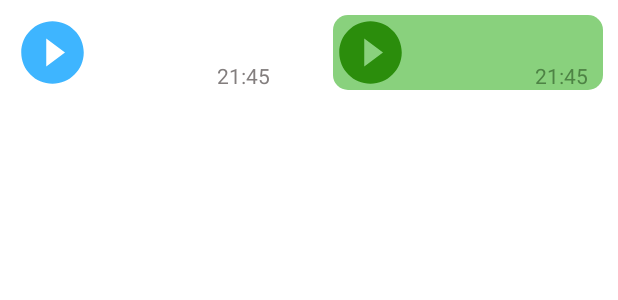
After one commit to Arab1997/TelegramClone, an Android app: the layout message_item_voice.xml on its own in the app's theme, with its tools: preview values and no code run, on a phone screen of 412 x 824 dp. The commit adds this screen. Shown: the top 300 px of the screen. Run offline under Robolectric (Android 15) with nearby library versions, the phone set to English and light mode, and no system bars.

Commit message:
lesson 52 show action is audio voice (play and stop)

```diff
--- a/app/src/main/java/myway/telegram/ui/fragments/message_recycler_view/view_holders/AppHolderFactory.kt
+++ b/app/src/main/java/myway/telegram/ui/fragments/message_recycler_view/view_holders/AppHolderFactory.kt
@@ -17,6 +17,11 @@ return when(viewType){
             .inflate(R.layout.message_item_image, parent, false)
         HolderImageMessage(view)
     }
+    MessageView.MESSAGE_VOICE -> {
+        val view = LayoutInflater.from(parent.context)
+            .inflate(R.layout.message_item_voice, parent, false)
+        HolderVoiceMessage(view)
+    }
     else ->{
         val view = LayoutInflater.from(parent.context)
             .inflate(R.layout.message_item_text, parent, false)
--- a/app/src/main/java/myway/telegram/ui/fragments/message_recycler_view/views/MessageView.kt
+++ b/app/src/main/java/myway/telegram/ui/fragments/message_recycler_view/views/MessageView.kt
@@ -12,6 +12,8 @@ interface MessageView {
         get() = 0
         val MESSAGE_TEXT:Int
         get() = 1
+        val MESSAGE_VOICE: Int
+            get() = 2
     }
 
     fun getTypeView():Int
--- /dev/null
+++ b/app/src/main/res/drawable/ic_play_blue.xml
@@ -0,0 +1,5 @@
+<vector android:height="24dp" android:tint="#3EB5FF"
+    android:viewportHeight="24" android:viewportWidth="24"
+    android:width="24dp" xmlns:android="http://schemas.android.com/apk/res/android">
+    <path android:fillColor="@android:color/white" android:pathData="M12,2C6.48,2 2,6.48 2,12s4.48,10 10,10 10,-4.48 10,-10S17.52,2 12,2zM10,16.5v-9l6,4.5 -6,4.5z"/>
+</vector>
--- /dev/null
+++ b/app/src/main/res/drawable/ic_play_green.xml
@@ -0,0 +1,5 @@
+<vector android:height="24dp" android:tint="#2B8D0C"
+    android:viewportHeight="24" android:viewportWidth="24"
+    android:width="24dp" xmlns:android="http://schemas.android.com/apk/res/android">
+    <path android:fillColor="@android:color/white" android:pathData="M12,2C6.48,2 2,6.48 2,12s4.48,10 10,10 10,-4.48 10,-10S17.52,2 12,2zM10,16.5v-9l6,4.5 -6,4.5z"/>
+</vector>
--- /dev/null
+++ b/app/src/main/res/drawable/ic_stop_blue.xml
@@ -0,0 +1,5 @@
+<vector android:height="24dp" android:tint="#3EB5FF"
+    android:viewportHeight="24" android:viewportWidth="24"
+    android:width="24dp" xmlns:android="http://schemas.android.com/apk/res/android">
+    <path android:fillColor="@android:color/white" android:pathData="M6,6h12v12H6z"/>
+</vector>
--- /dev/null
+++ b/app/src/main/res/drawable/ic_stop_green.xml
@@ -0,0 +1,5 @@
+<vector android:height="24dp" android:tint="#2B8D0C"
+    android:viewportHeight="24" android:viewportWidth="24"
+    android:width="24dp" xmlns:android="http://schemas.android.com/apk/res/android">
+    <path android:fillColor="@android:color/white" android:pathData="M6,6h12v12H6z"/>
+</vector>
--- /dev/null
+++ b/app/src/main/res/layout/message_item_voice.xml
@@ -0,0 +1,92 @@
+<?xml version="1.0" encoding="utf-8"?>
+<androidx.constraintlayout.widget.ConstraintLayout xmlns:android="http://schemas.android.com/apk/res/android"
+android:layout_width="match_parent"
+android:layout_height="wrap_content"
+android:layout_margin="@dimen/app_small_margin"
+xmlns:tools="http://schemas.android.com/tools"
+xmlns:app="http://schemas.android.com/apk/res-auto">
+
+    <androidx.constraintlayout.widget.ConstraintLayout
+        android:id="@+id/bloc_received_voice_message"
+        android:layout_width="@dimen/chat_voice_width"
+        android:layout_height="@dimen/chat_voice_height"
+        android:background="@drawable/bg_receiving_message"
+        app:layout_constraintBottom_toBottomOf="parent"
+        app:layout_constraintStart_toStartOf="parent"
+        app:layout_constraintTop_toTopOf="parent">
+
+        <ImageView
+            android:id="@+id/chat_received_btn_play"
+            android:layout_width="@dimen/btn_voice_width"
+            android:layout_height="@dimen/btn_voice_height"
+            android:src="@drawable/ic_play_blue"
+            app:layout_constraintBottom_toBottomOf="parent"
+            app:layout_constraintStart_toStartOf="parent"
+            app:layout_constraintTop_toTopOf="parent" />
+
+        <ImageView
+            android:id="@+id/chat_received_btn_stop"
+            android:layout_width="@dimen/btn_voice_width"
+            android:layout_height="@dimen/btn_voice_height"
+            android:src="@drawable/ic_stop_blue"
+            android:visibility="gone"
+            app:layout_constraintBottom_toBottomOf="parent"
+            app:layout_constraintStart_toStartOf="parent"
+            app:layout_constraintTop_toTopOf="parent" />
+
+        <TextView
+            android:id="@+id/chat_received_voice_message_time"
+            android:layout_width="match_parent"
+            android:layout_height="wrap_content"
+            android:layout_marginEnd="@dimen/app_small_margin"
+            android:gravity="end"
+            android:textColor="@color/colorGrey"
+            app:layout_constraintBottom_toBottomOf="parent"
+            app:layout_constraintEnd_toEndOf="parent"
+            tools:text="21:45" />
+    </androidx.constraintlayout.widget.ConstraintLayout>
+
+    <androidx.constraintlayout.widget.ConstraintLayout
+        android:id="@+id/bloc_user_voice_message"
+        android:layout_width="@dimen/chat_voice_width"
+        android:layout_height="@dimen/chat_voice_height"
+        android:background="@drawable/bg_user_message"
+        app:layout_constraintBottom_toBottomOf="parent"
+        app:layout_constraintEnd_toEndOf="parent"
+        app:layout_constraintTop_toTopOf="parent">
+
+        <ImageView
+            android:id="@+id/chat_user_btn_play"
+            android:layout_width="@dimen/btn_voice_width"
+            android:layout_height="@dimen/btn_voice_height"
+            android:src="@drawable/ic_play_green"
+            app:layout_constraintBottom_toBottomOf="parent"
+            app:layout_constraintStart_toStartOf="parent"
+            app:layout_constraintTop_toTopOf="parent" />
+
+        <ImageView
+            android:id="@+id/chat_user_btn_stop"
+            android:layout_width="@dimen/btn_voice_width"
+            android:layout_height="@dimen/btn_voice_height"
+            android:src="@drawable/ic_stop_green"
+            android:visibility="gone"
+            app:layout_constraintBottom_toBottomOf="parent"
+            app:layout_constraintStart_toStartOf="parent"
+            app:layout_constraintTop_toTopOf="parent" />
+
+        <TextView
+            android:id="@+id/chat_user_voice_message_time"
+            android:layout_width="match_parent"
+            android:layout_height="wrap_content"
+            android:layout_marginEnd="@dimen/app_small_margin"
+            android:gravity="end"
+            android:textColor="@color/colorGreenDark"
+            app:layout_constraintBottom_toBottomOf="parent"
+            app:layout_constraintEnd_toEndOf="parent"
+            tools:text="21:45" />
+    </androidx.constraintlayout.widget.ConstraintLayout>
+
+
+
+
+</androidx.constraintlayout.widget.ConstraintLayout>
--- a/app/src/main/res/values/dimens.xml
+++ b/app/src/main/res/values/dimens.xml
@@ -28,16 +28,15 @@
 
     <!--Settings fragment-->
     <dimen name="settings_user_photo_height">55dp</dimen>
+
     <dimen name="settings_btn_change_photo_height">45dp</dimen>
     <dimen name="settings_user_photo_border">2dp</dimen>
+
     <dimen name="chat_image_width">180dp</dimen>
     <dimen name="chat_image_height">180dp</dimen>
-    <dimen name="chat_common_width">180dp</dimen>
-    <dimen name="chat_common_height">50dp</dimen>
-
-    <dimen name="chat_btn_width">50dp</dimen>
-    <dimen name="chat_btn_height">50dp</dimen>
-    <dimen name="bottom_sheet_height">70dp</dimen>
-    <dimen name="btn_bottom_sheet_width">50dp</dimen>
+    <dimen name="chat_voice_width">180dp</dimen>
+    <dimen name="chat_voice_height">50dp</dimen>
+    <dimen name="btn_voice_width">50dp</dimen>
+    <dimen name="btn_voice_height">50dp</dimen>
 
 </resources>
```
Also changed, not shown: app/src/main/java/myway/telegram/ui/fragments/message_recycler_view/view_holders/HolderImageMessage.kt (+22 -0 lines), app/src/main/java/myway/telegram/ui/fragments/message_recycler_view/view_holders/HolderTextMessage.kt (+24 -0 lines), app/src/main/java/myway/telegram/ui/fragments/message_recycler_view/view_holders/HolderVoiceMessage.kt (added, +43 -0 lines), app/src/main/java/myway/telegram/ui/fragments/message_recycler_view/views/AppViewFactory.kt (+8 -0 lines), app/src/main/java/myway/telegram/ui/fragments/message_recycler_view/views/ViewVoiceMessage.kt (added, +17 -0 lines), app/src/main/java/myway/telegram/ui/fragments/single_chat/SingleChatAdapter.kt (+5 -38 lines).
